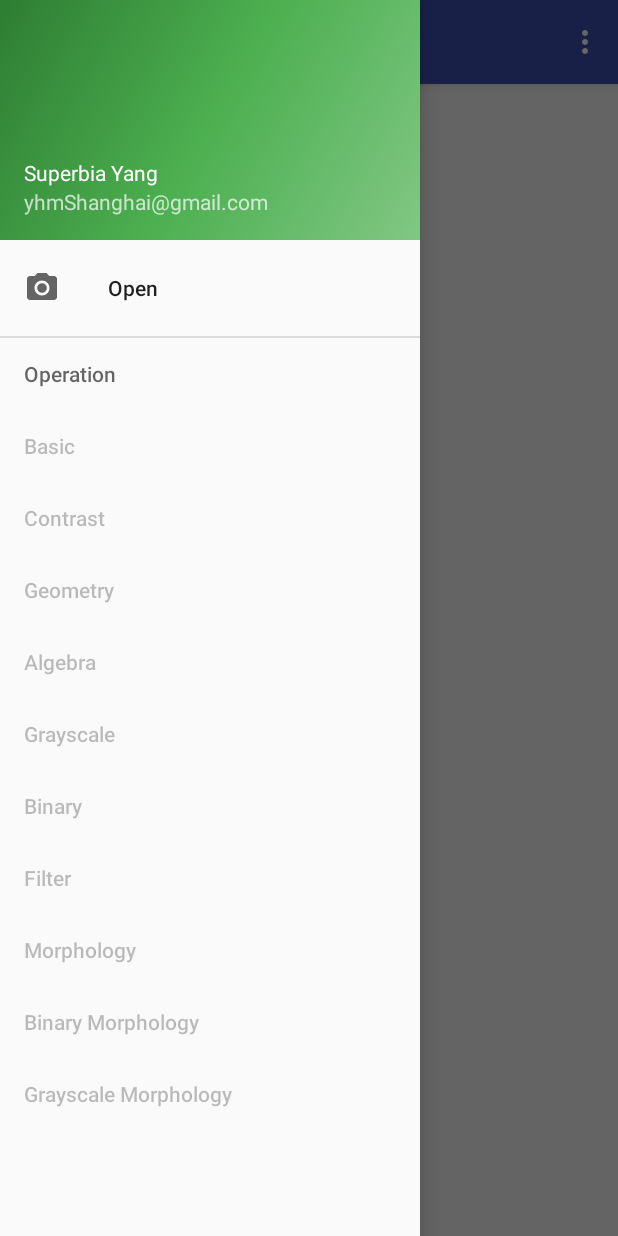
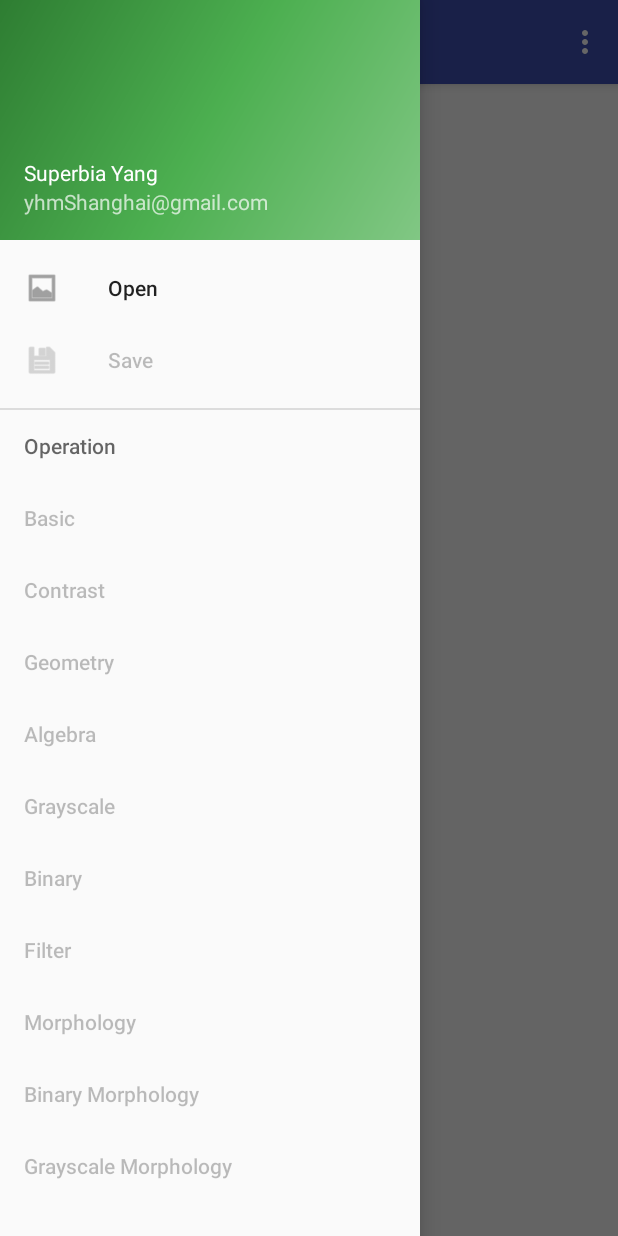
Before and after one commit to superbiaYang/ImageProcessing, an Android app: the screen it shows after launch (MainActivity), with the side drawer open, on a phone screen of 412 x 824 dp. Run offline under Robolectric (Android 15) with nearby library versions, the phone set to English and light mode, and no system bars.

Commit message:
Unfinished version, save pic

```diff
--- a/app/src/main/AndroidManifest.xml
+++ b/app/src/main/AndroidManifest.xml
@@ -2,6 +2,7 @@
 <manifest xmlns:android="http://schemas.android.com/apk/res/android"
     package="superbiayang.imageprocessing">
 
+    <uses-permission android:name="android.permission.WRITE_EXTERNAL_STORAGE" />
     <application
         android:allowBackup="true"
         android:icon="@mipmap/ic_launcher"
@@ -19,4 +20,5 @@
         </activity>
     </application>
 
+
 </manifest>
--- a/app/src/main/res/drawable/ic_menu_camera.xml
+++ /dev/null
@@ -1,12 +0,0 @@
-<vector xmlns:android="http://schemas.android.com/apk/res/android"
-    android:width="24dp"
-    android:height="24dp"
-    android:viewportHeight="24.0"
-    android:viewportWidth="24.0">
-    <path
-        android:fillColor="#FF000000"
-        android:pathData="M12,12m-3.2,0a3.2,3.2 0,1 1,6.4 0a3.2,3.2 0,1 1,-6.4 0" />
-    <path
-        android:fillColor="#FF000000"
-        android:pathData="M9,2L7.17,4H4c-1.1,0 -2,0.9 -2,2v12c0,1.1 0.9,2 2,2h16c1.1,0 2,-0.9 2,-2V6c0,-1.1 -0.9,-2 -2,-2h-3.17L15,2H9zm3,15c-2.76,0 -5,-2.24 -5,-5s2.24,-5 5,-5 5,2.24 5,5 -2.24,5 -5,5z" />
-</vector>
--- a/app/src/main/res/menu/activity_main_drawer.xml
+++ b/app/src/main/res/menu/activity_main_drawer.xml
@@ -3,9 +3,14 @@
 
     <group android:checkableBehavior="single">
         <item
-            android:id="@+id/nav_gallery"
-            android:icon="@drawable/ic_menu_camera"
+            android:id="@+id/nav_open"
+            android:icon="@android:drawable/ic_menu_gallery"
             android:title="Open" />
+        <item
+            android:id="@+id/nav_save"
+            android:enabled="false"
+            android:icon="@android:drawable/ic_menu_save"
+            android:title="Save" />
     </group>
 
     <item android:title="Operation">
```
Also changed, not shown: app/src/main/java/superbiayang/imageprocessing/MainActivity.java (+47 -1 lines), app/src/main/res/drawable/ic_menu_gallery.xml (deleted, +0 -9 lines), app/src/main/res/drawable/ic_menu_manage.xml (deleted, +0 -9 lines), app/src/main/res/drawable/ic_menu_send.xml (deleted, +0 -9 lines), app/src/main/res/drawable/ic_menu_share.xml (deleted, +0 -9 lines), app/src/main/res/drawable/ic_menu_slideshow.xml (deleted, +0 -9 lines).
